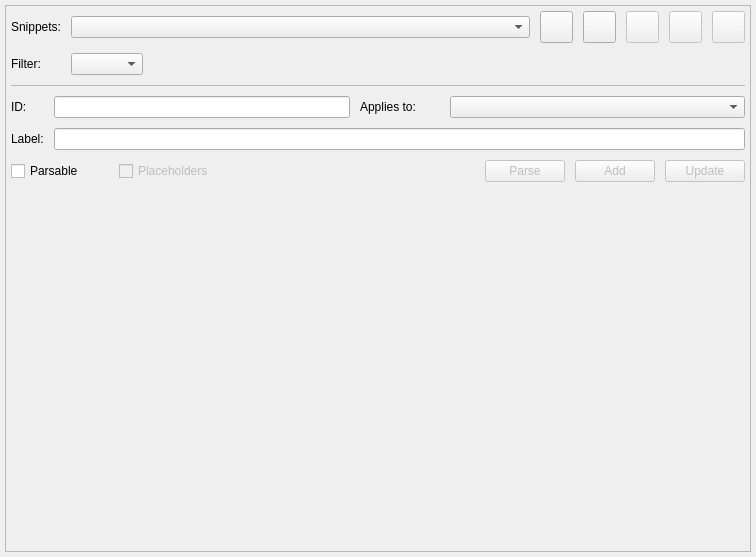
Old version of the form libs/libgui/ui/settings/snippetsconfigwidget.ui in the repository pgmodeler/pgmodeler.
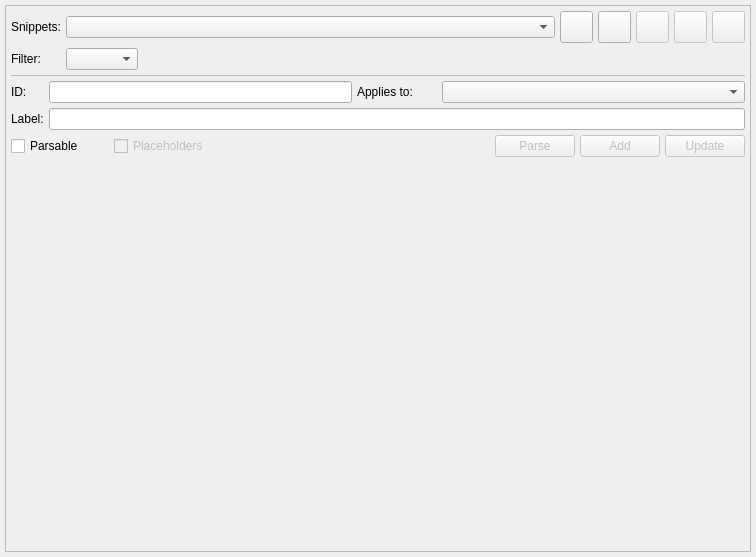
New version of the form. Icons and pictures are not drawn.

```diff
--- a/libs/libgui/ui/settings/snippetsconfigwidget.ui
+++ b/libs/libgui/ui/settings/snippetsconfigwidget.ui
@@ -27,7 +27,7 @@
     <number>5</number>
    </property>
    <property name="spacing">
-    <number>10</number>
+    <number>5</number>
    </property>
    <item row="0" column="0">
     <widget class="QFrame" name="frame">
@@ -57,12 +57,12 @@
        <number>5</number>
       </property>
       <property name="spacing">
-       <number>10</number>
+       <number>5</number>
       </property>
       <item row="3" column="0" colspan="3">
        <layout class="QGridLayout" name="gridLayout">
         <property name="spacing">
-         <number>10</number>
+         <number>5</number>
         </property>
         <item row="0" column="3">
          <widget class="QComboBox" name="applies_to_cmb">
@@ -83,8 +83,8 @@
           </property>
           <property name="iconSize">
            <size>
-            <width>28</width>
-            <height>28</height>
+            <width>22</width>
+            <height>22</height>
            </size>
           </property>
          </widget>
@@ -165,7 +165,7 @@
       <item row="0" column="1" colspan="2">
        <layout class="QHBoxLayout" name="horizontalLayout_3">
         <property name="spacing">
-         <number>10</number>
+         <number>5</number>
         </property>
         <item>
          <widget class="QComboBox" name="snippets_cmb">
@@ -180,8 +180,8 @@
           </property>
           <property name="iconSize">
            <size>
-            <width>28</width>
-            <height>28</height>
+            <width>22</width>
+            <height>22</height>
            </size>
           </property>
          </widget>
@@ -358,7 +358,7 @@
       <item row="4" column="2">
        <layout class="QHBoxLayout" name="horizontalLayout_2">
         <property name="spacing">
-         <number>10</number>
+         <number>5</number>
         </property>
         <item>
          <spacer name="horizontalSpacer_3">
@@ -501,7 +501,7 @@
       <item row="1" column="1" colspan="2">
        <layout class="QHBoxLayout" name="horizontalLayout_4">
         <property name="spacing">
-         <number>10</number>
+         <number>5</number>
         </property>
         <item>
          <widget class="QComboBox" name="filter_cmb">
@@ -510,8 +510,8 @@
           </property>
           <property name="iconSize">
            <size>
-            <width>28</width>
-            <height>28</height>
+            <width>22</width>
+            <height>22</height>
            </size>
           </property>
          </widget>
@@ -534,7 +534,7 @@
       <item row="4" column="0" colspan="2">
        <layout class="QHBoxLayout" name="horizontalLayout">
         <property name="spacing">
-         <number>10</number>
+         <number>5</number>
         </property>
         <item>
          <widget class="QCheckBox" name="parsable_chk">
```
